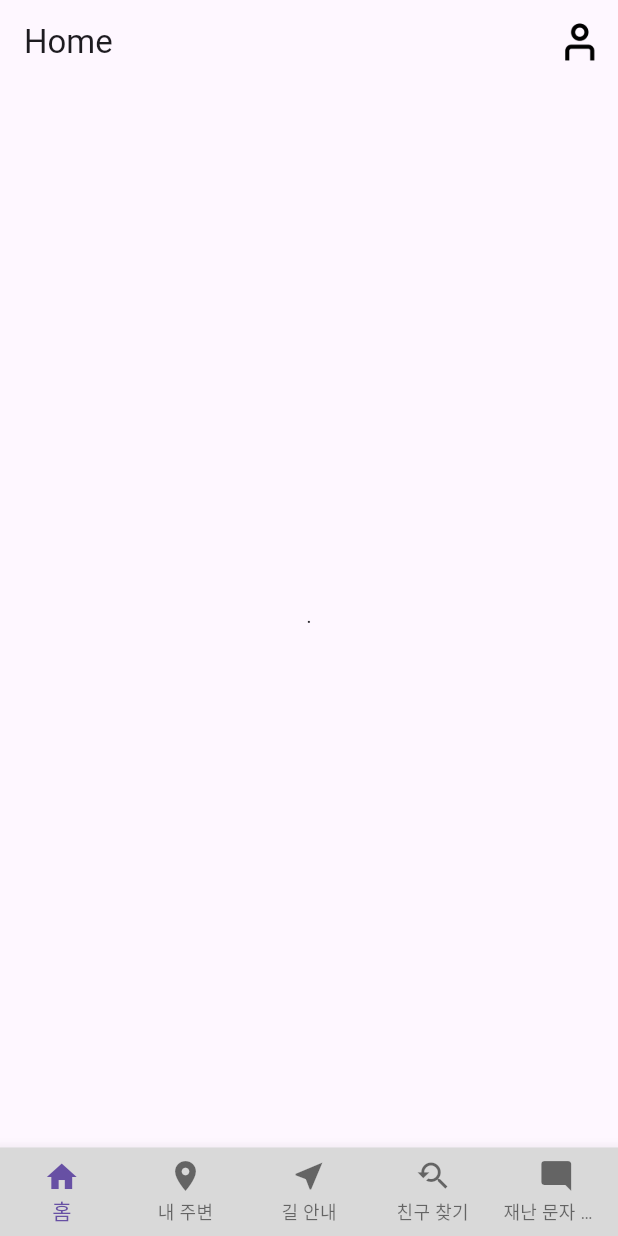
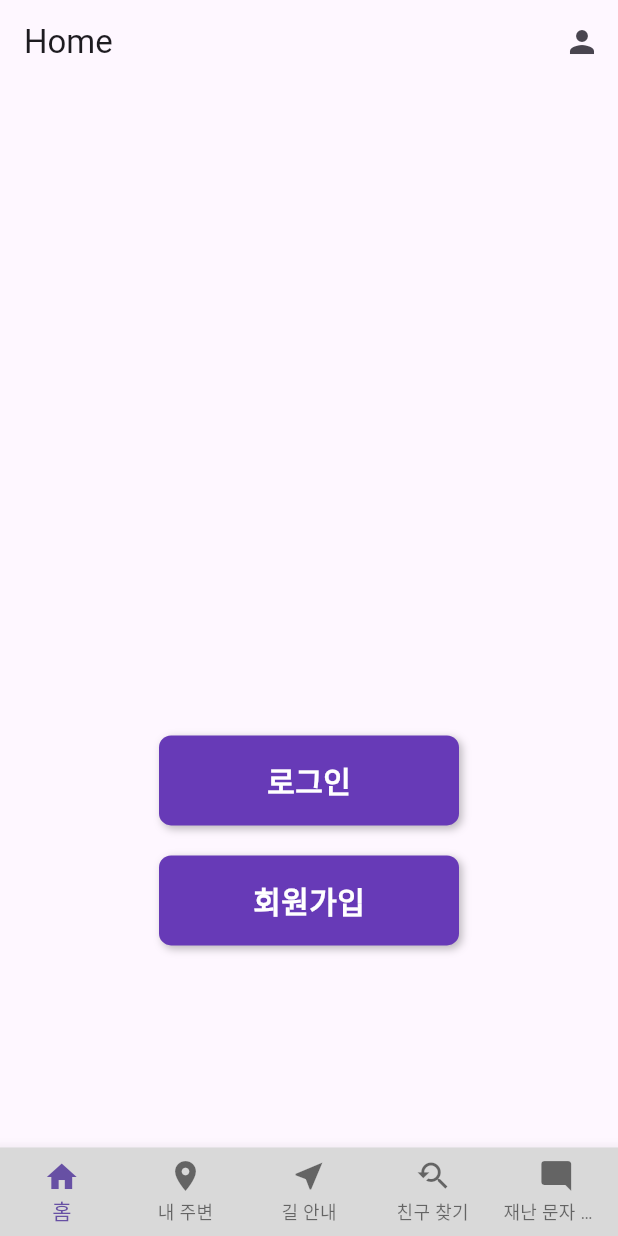
Before and after one commit to 2024-AIML/aiml_mobile_2024, a Flutter app: the screen it shows after launch, on a phone screen of 412 x 824 dp. Run offline on Flutter 3.47's test engine with Material 3 defaults, Android fonts, the phone set to English and light mode, and no system bars; our stand-ins replace cloud_firestore, csv, firebase_auth, firebase_core, geolocator, shared_preferences; missing offline and left inert: flutter_naver_map; accounts and stored records are empty.

Commit message:
[style]homepage

```diff
--- a/lib/main.dart
+++ b/lib/main.dart
@@ -17,6 +17,7 @@ import 'screens/ShelterLocation.dart';
 import 'screens/InfraLocation.dart';
 import '../screens/FriendsLocation.dart';
 import '../screens/BeforeMember.dart';
+import '../screens/ChangeInfo.dart';
 
 
 void main() async {
@@ -47,6 +48,7 @@ class MyApp extends StatelessWidget {
         '/Signup': (context) => JoinMember(),
         '/login': (context)=>Login(),
         '/AddFriend':(context)=>AddFriend(),
+        //'/ChangeInfo':(context)=>ChangeInfo(documentId: documentId),
       },
     );
   }
--- a/lib/screens/HomeScreen.dart
+++ b/lib/screens/HomeScreen.dart
@@ -2,6 +2,7 @@ import 'package:aiml_mobile_2024/screens/AddFriend.dart';
 import 'package:aiml_mobile_2024/screens/JoinMember.dart';
 import 'package:aiml_mobile_2024/screens/LogIn.dart';
 import 'package:aiml_mobile_2024/screens/MyPage.dart';
+import 'package:aiml_mobile_2024/screens/FriendsNotification.dart';
 import 'package:flutter/material.dart';
 import '../widget/CommonScaffold.dart'; // CommonScaffold.dart file import
 
@@ -10,24 +11,86 @@ class HomeScreen extends StatelessWidget {
   Widget build(BuildContext context) {
     return CommonScaffold(
       title: const Text('Home'),
-      body: const Center(
-        child: Text(
-          ".", // Body content (can be modified as needed)
+      body: Center(
+        child: Column(
+          mainAxisAlignment: MainAxisAlignment.center, // Center the tiles vertically
+          children: [
+            const Spacer(flex:3),
+
+            const SizedBox(height: 30),
+            GestureDetector(
+              onTap: () {
+                Navigator.pushNamed(context, '/login'); // Replace with your login route
+              },
+              child: Container(
+                width: 200, // Adjust width to your preference
+                height: 60,  // Adjust height to your preference
+                alignment: Alignment.center,
+                decoration: BoxDecoration(
+                  color: Colors.deepPurple, // Background color
+                  borderRadius: BorderRadius.circular(8), // Rounded corners
+                  boxShadow: [
+                    BoxShadow(
+                      color: Colors.black26,
+                      blurRadius: 4,
+                      offset: Offset(2, 2), // Shadow position
+                    ),
+                  ],
+                ),
+                child: const Text(
+                  '로그인',
+                  style: TextStyle(
+                    fontSize: 20, // Adjust text size
+                    color: Colors.white, // Text color
+                    fontWeight: FontWeight.bold,
+                  ),
+                ),
+              ),
+            ),
+            const SizedBox(height: 20), // Space between the tiles
+            GestureDetector(
+              onTap: () {
+                Navigator.pushNamed(context, '/Signup'); // Replace with your sign-up route
+              },
+              child: Container(
+                width: 200, // Adjust width to your preference
+                height: 60,  // Adjust height to your preference
+                alignment: Alignment.center,
+                decoration: BoxDecoration(
+                  color: Colors.deepPurple, // Background color
+                  borderRadius: BorderRadius.circular(8), // Rounded corners
+                  boxShadow: [
+                    BoxShadow(
+                      color: Colors.black26,
+                      blurRadius: 4,
+                      offset: Offset(2, 2), // Shadow position
+                    ),
+                  ],
+                ),
+                child: const Text(
+                  '회원가입',
+                  style: TextStyle(
+                    fontSize: 20, // Adjust text size
+                    color: Colors.white, // Text color
+                    fontWeight: FontWeight.bold,
+                  ),
+                ),
+              ),
+            ),
+            const Spacer(flex:1),
+          ],
         ),
       ),
       actions: [
         IconButton(
-          icon: Image.asset(
-            'assets/image/user.png', // Replace with your image path
-            width: 35, // Adjust size if needed
-            height: 35,
-          ),
+          icon: Icon(Icons.person),
           onPressed: () {
             _showOptionsModal(context); // Show the options when the icon is tapped
           },
         ),
       ],
     );
+  }
 }
 
 void _showOptionsModal(BuildContext context) {
@@ -41,7 +104,7 @@ class HomeScreen extends StatelessWidget {
           children: <Widget>[
             ListTile(
               leading: const Icon(Icons.person),
-                title: const Text('My Page'),
+              title: const Text('마이페이지'),
               onTap: () {
                 Navigator.pop(context); // Close the modal
                 Navigator.push(
@@ -51,8 +114,8 @@ class HomeScreen extends StatelessWidget {
               },
             ),
             ListTile(
-                leading: const Icon(Icons.person_add),
-                title: const Text('Add Friend'),
+              leading: const Icon(Icons.person_search_outlined),
+              title: const Text('친구추가'),
               onTap: () {
                 Navigator.pop(context);
                 Navigator.push(
@@ -62,8 +125,20 @@ class HomeScreen extends StatelessWidget {
               },
             ),
             ListTile(
+              leading: const Icon(Icons.group_add_outlined),
+              title: const Text('친구요청'),
+              onTap:(){
+                Navigator.pop(context);
+                Navigator.push(
+                  context,
+                  MaterialPageRoute(builder: (context)=>  NotificationsPage()),
+                );
+              }
+            ),
+
+            ListTile(
               leading: const Icon(Icons.login),
-                title: const Text('Log In'),
+              title: const Text('로그인'),
               onTap: () {
                 Navigator.pop(context);
                 Navigator.push(
@@ -74,19 +149,26 @@ class HomeScreen extends StatelessWidget {
             ),
             ListTile(
               leading: const Icon(Icons.app_registration),
-                title: const Text('Sign Up'),
+              title: const Text('회원가입'),
               onTap: () {
                 Navigator.pop(context);
                 Navigator.push(
                   context,
-                    MaterialPageRoute(builder: (context)=>JoinMember()),
+                  MaterialPageRoute(builder: (context)=> JoinMember()),
                 );
               },
             ),
+            ListTile(
+              leading: const Icon(Icons.logout),
+              title: const Text('로그아웃'),
+              onTap:(){
+                Navigator.pop(context);
+                Navigator.push(context, MaterialPageRoute(builder: (context)=>HomeScreen()),);
+            }
+            )
           ],
         ),
       );
     },
   );
 }
-}
--- a/pubspec.yaml
+++ b/pubspec.yaml
@@ -76,6 +76,7 @@ flutter:
     - assets/shelters/shelters.csv
     - assets/image/user.png
 
+
   #   - images/a_dot_burr.jpeg
   #   - images/a_dot_ham.jpeg
 
```
Also changed, not shown: lib/screens/ChangeInfo.dart (added, +261 -0 lines), lib/screens/FriendsLocation.dart (+17 -9 lines), lib/screens/MyPage.dart (+15 -4 lines), lib/screens/Navigation.dart (+3 -6 lines), lib/screens/ShelterLocation.dart (+69 -14 lines). Lines whose indentation alone changed are shown as unchanged.
